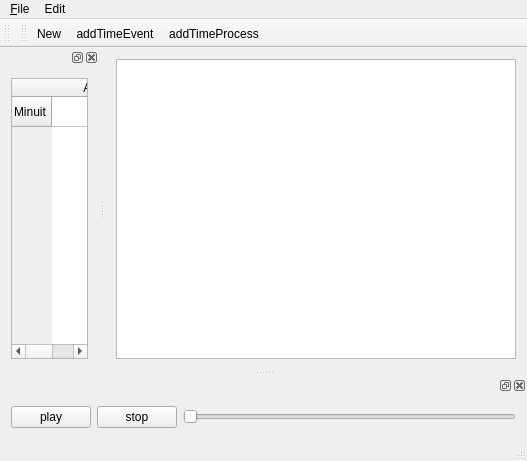
Old version of the form mainwindow.ui in the repository ossia/score.
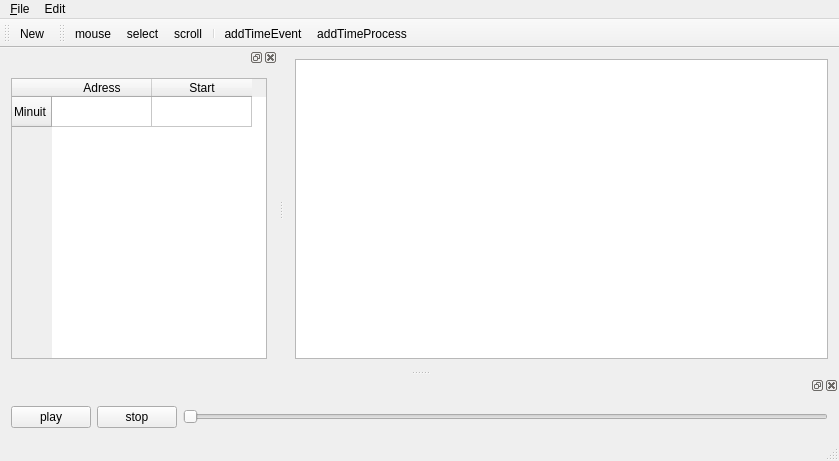
New version of the form. Custom widgets are drawn as their Qt base class.

Commit message: User can have access to different drag modes, and the actions in menuBar are exclusive (QActionGroup). Some minor change in mainwindow.ui too.

The edit to the form file:
```diff
--- a/mainwindow.ui
+++ b/mainwindow.ui
@@ -6,7 +6,7 @@
    <rect>
     <x>0</x>
     <y>0</y>
-    <width>527</width>
+    <width>839</width>
     <height>461</height>
    </rect>
   </property>
@@ -32,7 +32,7 @@
     <rect>
      <x>0</x>
      <y>0</y>
-     <width>527</width>
+     <width>839</width>
      <height>22</height>
     </rect>
    </property>
@@ -59,9 +59,10 @@
    <attribute name="toolBarBreak">
     <bool>false</bool>
    </attribute>
+   <addaction name="action_New"/>
   </widget>
   <widget class="QStatusBar" name="statusBar"/>
-  <widget class="QDockWidget" name="inspector">
+  <widget class="QDockWidget" name="player">
    <attribute name="dockWidgetArea">
     <number>8</number>
    </attribute>
@@ -91,7 +92,13 @@
     </layout>
    </widget>
   </widget>
-  <widget class="QDockWidget" name="player">
+  <widget class="QDockWidget" name="inspector">
+   <property name="sizePolicy">
+    <sizepolicy hsizetype="Preferred" vsizetype="Preferred">
+     <horstretch>0</horstretch>
+     <verstretch>0</verstretch>
+    </sizepolicy>
+   </property>
    <property name="autoFillBackground">
     <bool>false</bool>
    </property>
@@ -141,7 +148,10 @@
    <attribute name="toolBarBreak">
     <bool>false</bool>
    </attribute>
-   <addaction name="action_New"/>
+   <addaction name="actionMouse"/>
+   <addaction name="actionSelect"/>
+   <addaction name="actionScroll"/>
+   <addaction name="separator"/>
    <addaction name="actionAddTimeEvent"/>
    <addaction name="actionAddTimeProcess"/>
   </widget>
@@ -172,6 +182,30 @@
     <string>Ctrl+P</string>
    </property>
   </action>
+  <action name="actionSelect">
+   <property name="checkable">
+    <bool>true</bool>
+   </property>
+   <property name="text">
+    <string>select</string>
+   </property>
+  </action>
+  <action name="actionScroll">
+   <property name="checkable">
+    <bool>true</bool>
+   </property>
+   <property name="text">
+    <string>scroll</string>
+   </property>
+  </action>
+  <action name="actionMouse">
+   <property name="checkable">
+    <bool>true</bool>
+   </property>
+   <property name="text">
+    <string>mouse</string>
+   </property>
+  </action>
  </widget>
  <layoutdefault spacing="6" margin="11"/>
  <customwidgets>
```
Left out of the diff: 6 changed lines with no effect on the pictures. The commit also changes 5 other files.
